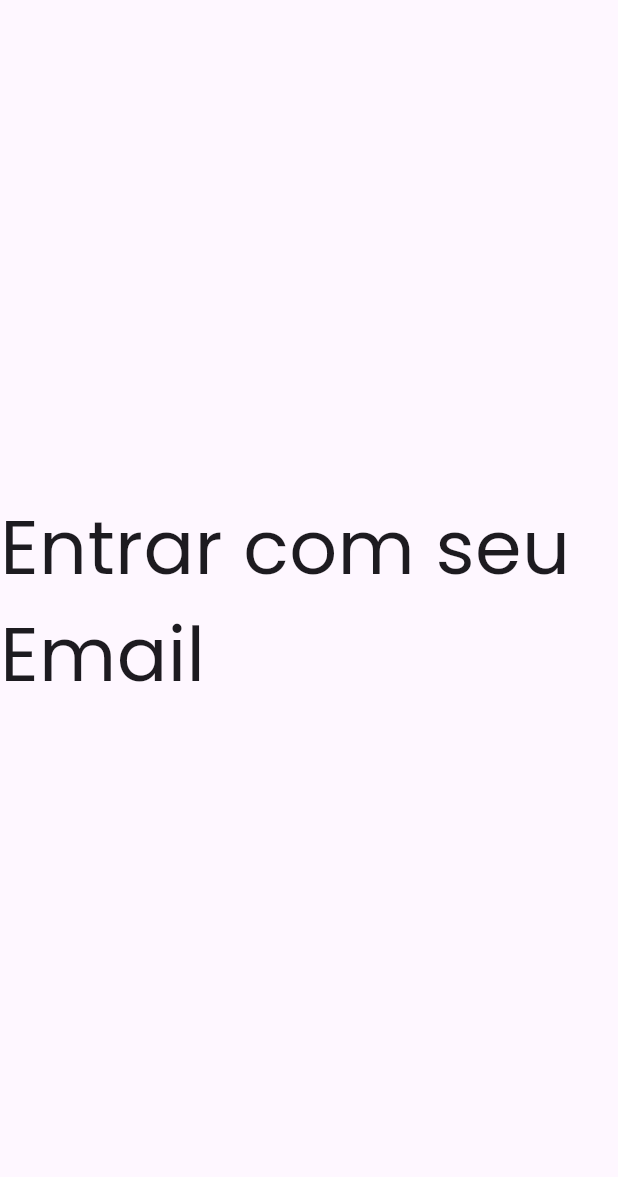
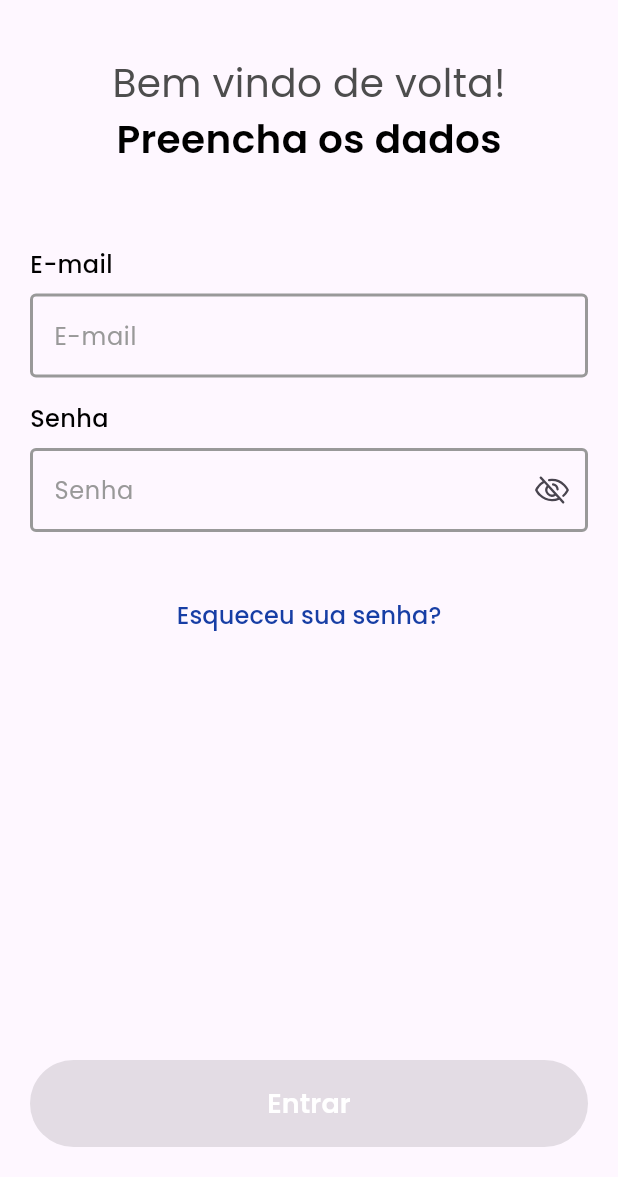
Before and after one commit to caiovellani/pokedex, a Flutter app: the LoginEmailPage screen opened by its route, on a phone screen of 412 x 824 dp, the part 59-1236 px from its top. Run offline on Flutter 3.47's test engine with Material 3 defaults, Android fonts, the phone set to English and light mode, and no system bars; our stand-ins replace go_router, phosphor_flutter.

Commit message:
feat: create the login page with email, without the login logic

```diff
--- a/lib/app/pages/auth/login/login_email_page.dart
+++ b/lib/app/pages/auth/login/login_email_page.dart
@@ -2,9 +2,13 @@ import 'package:flutter/material.dart';
 import 'package:go_router/go_router.dart';
 import 'package:phosphor_flutter/phosphor_flutter.dart';
 
+import '../../../core/components/custom_elevated_button.dart';
+import '../../../core/components/custom_text_field.dart';
 import '../../../core/themes/app_colors.dart';
 import '../../../core/themes/default_text.dart';
+import '../forgot_password/forgot_password.dart';
 import 'login_page.dart';
+import 'login_success.dart';
 
 class LoginEmailPage extends StatefulWidget {
   const LoginEmailPage({super.key});
@@ -16,6 +20,38 @@ class LoginEmailPage extends StatefulWidget {
 }
 
 class _LoginEmailPageState extends State<LoginEmailPage> {
+  final TextEditingController emailController = TextEditingController();
+  final TextEditingController passwordController = TextEditingController();
+  final ValueNotifier<bool> _isFormValid = ValueNotifier<bool>(false);
+  bool _isObscured = true;
+
+  void _validateForm() {
+    final emailFilled = emailController.text.isNotEmpty;
+    final passwordFilled = passwordController.text.isNotEmpty;
+    _isFormValid.value = emailFilled && passwordFilled;
+  }
+
+  @override
+  void initState() {
+    super.initState();
+    emailController.addListener(_validateForm);
+    passwordController.addListener(_validateForm);
+  }
+
+  @override
+  void dispose() {
+    super.dispose();
+    emailController.removeListener(_validateForm);
+    passwordController.removeListener(_validateForm);
+    _isFormValid.dispose();
+  }
+
+  void _toggleVisibility() {
+    setState(() {
+      _isObscured = !_isObscured;
+    });
+  }
+
   @override
   Widget build(BuildContext context) {
     return Scaffold(
@@ -36,10 +72,113 @@ class _LoginEmailPageState extends State<LoginEmailPage> {
           ),
         ),
       ),
-      body: const Center(
-        child: Text(
-          'Entrar com seu Email',
-          style: DefaultTextApp(fontSize: 50),
+      body: SafeArea(
+        child: Padding(
+          padding: const EdgeInsets.all(20),
+          child: Column(
+            children: [
+              Expanded(
+                child: SingleChildScrollView(
+                  child: Column(
+                    children: [
+                      const Text(
+                        'Bem vindo de volta!',
+                        style: DefaultTextApp(
+                          fontSize: 26,
+                          fontWeight: FontWeight.w400,
+                          color: AppColors.grey700,
+                        ),
+                      ),
+                      const Text(
+                        'Preencha os dados',
+                        style: DefaultTextApp(
+                          fontSize: 26,
+                          fontWeight: FontWeight.w600,
+                          color: AppColors.black,
+                        ),
+                      ),
+                      const SizedBox(height: 54),
+                      Column(
+                        crossAxisAlignment: CrossAxisAlignment.start,
+                        children: [
+                          const Text(
+                            'E-mail',
+                            style: DefaultTextApp(
+                              fontSize: 16,
+                              color: AppColors.black,
+                              fontWeight: FontWeight.w500,
+                            ),
+                          ),
+                          const SizedBox(height: 8),
+                          CustomTextField(
+                            hintText: 'E-mail',
+                            obscureText: false,
+                            controller: emailController,
+                            textInputType: TextInputType.emailAddress,
+                          ),
+                          const SizedBox(height: 16),
+                          const Text(
+                            'Senha',
+                            style: DefaultTextApp(
+                              fontSize: 16,
+                              color: AppColors.black,
+                              fontWeight: FontWeight.w500,
+                            ),
+                          ),
+                          const SizedBox(height: 8),
+                          CustomTextField(
+                            controller: passwordController,
+                            obscureText: _isObscured,
+                            hintText: 'Senha',
+                            suffixIcon: IconButton(
+                              icon: Icon(
+                                _isObscured
+                                    ? PhosphorIcons.eyeSlash()
+                                    : PhosphorIcons.eye(),
+                              ),
+                              onPressed: _toggleVisibility,
+                            ),
+                          ),
+                        ],
+                      ),
+                      const SizedBox(height: 32),
+                      TextButton(
+                        onPressed: () => context.go(ForgotPassword.route),
+                        child: const Text(
+                          'Esqueceu sua senha?',
+                          style: DefaultTextApp(
+                            color: AppColors.blue,
+                            fontWeight: FontWeight.w500,
+                            fontSize: 16,
+                          ),
+                        ),
+                      ),
+                      const SizedBox(height: 50),
+                    ],
+                  ),
+                ),
+              ),
+              ValueListenableBuilder<bool>(
+                valueListenable: _isFormValid,
+                builder: (context, isFormValid, child) {
+                  return CustomElevatedButton(
+                    color: isFormValid ? AppColors.blue : AppColors.grey400,
+                    text: const Text(
+                      'Entrar',
+                      style: DefaultTextApp(
+                        color: Colors.white,
+                        fontSize: 18,
+                        fontWeight: FontWeight.w600,
+                      ),
+                    ),
+                    onPressed: isFormValid
+                        ? () => context.go(LoginSuccess.route)
+                        : null,
+                  );
+                },
+              )
+            ],
+          ),
         ),
       ),
     );
```
